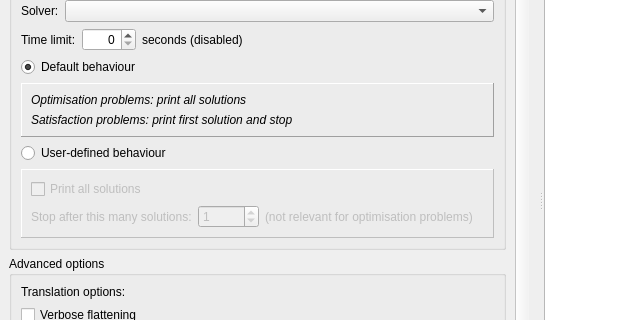
This is MiniZincIDE/mainwindow.ui in MiniZinc/MiniZincIDE as Qt 5 draws it before an edit; both pictures show x 0 to 633 and y 187 to 507 of the 800 by 982 pixel window. The edited form follows.
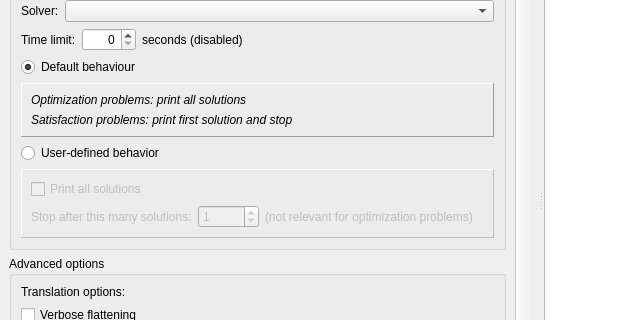
This is the edited form. Icons and pictures are not drawn. Custom widgets are drawn as their Qt base class.

Commit message: American English

```diff
--- a/MiniZincIDE/mainwindow.ui
+++ b/MiniZincIDE/mainwindow.ui
@@ -90,8 +90,8 @@
             <rect>
              <x>0</x>
              <y>0</y>
-             <width>599</width>
-             <height>772</height>
+             <width>593</width>
+             <height>774</height>
             </rect>
            </property>
            <layout class="QVBoxLayout" name="verticalLayout_6">
@@ -270,7 +270,7 @@
                        </size>
                       </property>
                       <property name="text">
-                       <string>&lt;html&gt;&lt;head/&gt;&lt;body&gt;&lt;p&gt;&lt;span style=&quot; font-style:italic;&quot;&gt;Optimisation problems: print all solutions&lt;/span&gt;&lt;/p&gt;&lt;/body&gt;&lt;/html&gt;</string>
+                       <string>&lt;html&gt;&lt;head/&gt;&lt;body&gt;&lt;p&gt;&lt;span style=&quot; font-style:italic;&quot;&gt;Optimization problems: print all solutions&lt;/span&gt;&lt;/p&gt;&lt;/body&gt;&lt;/html&gt;</string>
                       </property>
                       <property name="textFormat">
                        <enum>Qt::RichText</enum>
@@ -300,7 +300,7 @@
                  <item>
                   <widget class="QRadioButton" name="userBehaviourButton">
                    <property name="text">
-                    <string>User-defined behaviour</string>
+                    <string>User-defined behavior</string>
                    </property>
                    <attribute name="buttonGroup">
                     <string notr="true">buttonGroup</string>
@@ -348,7 +348,7 @@
                       <item>
                        <widget class="QLabel" name="label_6">
                         <property name="text">
-                         <string>(not relevant for optimisation problems)</string>
+                         <string>(not relevant for optimization problems)</string>
                         </property>
                        </widget>
                       </item>
```
